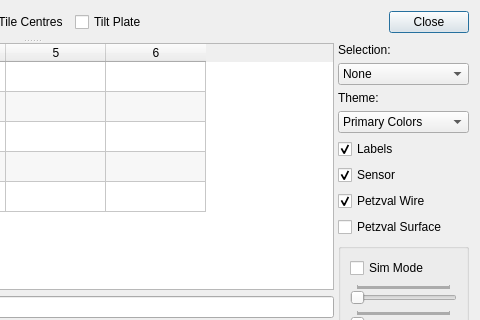
Above: kstars/ekos/focus/aberrationinspector.ui from KDE/kstars before the change; both pictures show x 417 to 897 and y 0 to 320 of the 897 by 666 pixel window. Below: the same form after it.
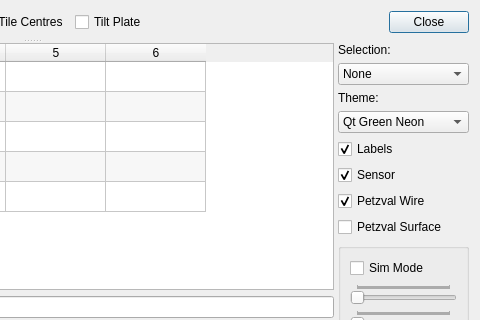
That is the form after the change. Custom widgets are drawn as their Qt base class.

What changed in the file:
```diff
--- a/kstars/ekos/focus/aberrationinspector.ui
+++ b/kstars/ekos/focus/aberrationinspector.ui
@@ -391,7 +391,7 @@
             </item>
             <item>
              <property name="text">
-              <string>Primary Colors</string>
+              <string>Qt Green Neon</string>
              </property>
             </item>
             <item>
```
Left out of the diff: 14 changed lines with no effect on the pictures.
